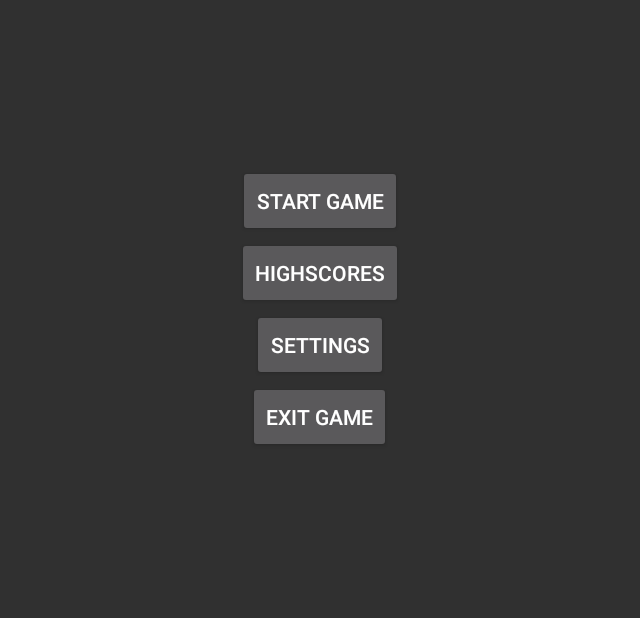
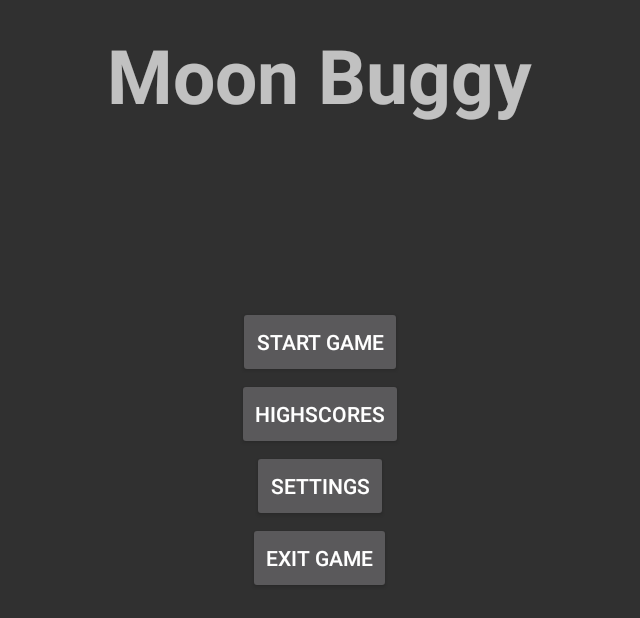
Before and after one commit to martinekvili/AndroidMoonBuggy, an Android app: the screen it shows after launch (MenuActivity), on a phone screen of 824 x 412 dp (held sideways). Shown: the whole screen, without its empty margins (298-938 px from the left). Run offline under Robolectric (Android 15) with nearby library versions, the phone set to English and light mode, and no system bars; our stand-ins replace ButterKnife; libraries missing offline, so code that uses them is left out: com.firebase.client, com.orm; 2 statements that could not run were skipped.

Commit message:
Minor fixes and imporvements

```diff
--- a/app/src/main/AndroidManifest.xml
+++ b/app/src/main/AndroidManifest.xml
@@ -8,7 +8,7 @@
     <application
         android:name=".MoonBuggyApplication"
         android:allowBackup="true"
-        android:icon="@mipmap/ic_launcher"
+        android:icon="@drawable/full_moon"
         android:label="@string/app_name"
         android:supportsRtl="true"
         android:theme="@style/AppTheme">
@@ -45,7 +45,9 @@
             android:name=".service.SaveHighscoreService"
             android:exported="false" />
 
-        <activity android:name=".SettingsActivity"></activity>
+        <activity
+            android:name=".SettingsActivity"
+            android:screenOrientation="landscape" />
     </application>
 
 </manifest>
--- a/app/src/main/java/hu/bme/androidhazi/moonbuggy/view/GameOverDialogFragment.java
+++ b/app/src/main/java/hu/bme/androidhazi/moonbuggy/view/GameOverDialogFragment.java
@@ -91,6 +91,8 @@ public class GameOverDialogFragment extends DialogFragment {
         AlertDialog dialog = builder.create();
         dialog.setCanceledOnTouchOutside(false);
 
+        setCancelable(false);
+
         return dialog;
     }
 
--- a/app/src/main/res/layout/activity_menu.xml
+++ b/app/src/main/res/layout/activity_menu.xml
@@ -9,11 +9,21 @@
     android:paddingTop="@dimen/activity_vertical_margin"
     tools:context="hu.bme.androidhazi.moonbuggy.MenuActivity">
 
+    <TextView
+        android:layout_width="wrap_content"
+        android:layout_height="wrap_content"
+        android:layout_alignParentTop="true"
+        android:layout_centerHorizontal="true"
+        android:textSize="50sp"
+        android:textStyle="bold"
+        android:text="@string/app_name"/>
+
     <LinearLayout
         android:layout_width="wrap_content"
         android:layout_height="wrap_content"
         android:orientation="vertical"
-        android:layout_centerInParent="true">
+        android:layout_centerHorizontal="true"
+        android:layout_alignParentBottom="true">
 
         <Button
             android:id="@+id/btnStartGame"
```
Also changed, not shown: app/src/main/java/hu/bme/androidhazi/moonbuggy/game/GameView.java (+23 -11 lines), app/src/main/res/drawable/full_moon.png (added), app/src/main/res/mipmap-hdpi/ic_launcher.png (deleted), app/src/main/res/mipmap-mdpi/ic_launcher.png (deleted), app/src/main/res/mipmap-xhdpi/ic_launcher.png (deleted), app/src/main/res/mipmap-xxhdpi/ic_launcher.png (deleted), app/src/main/res/mipmap-xxxhdpi/ic_launcher.png (deleted).
